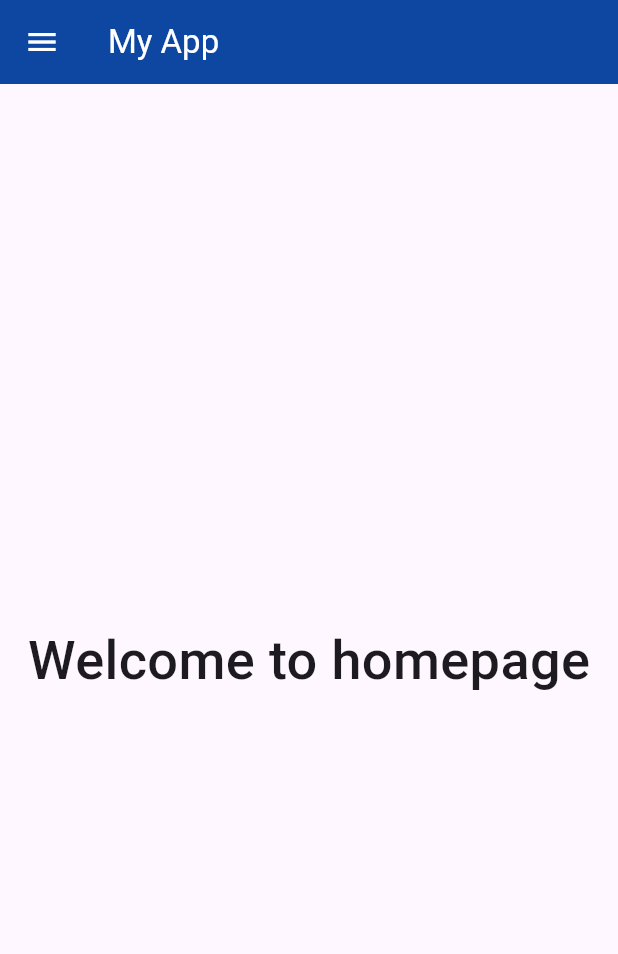
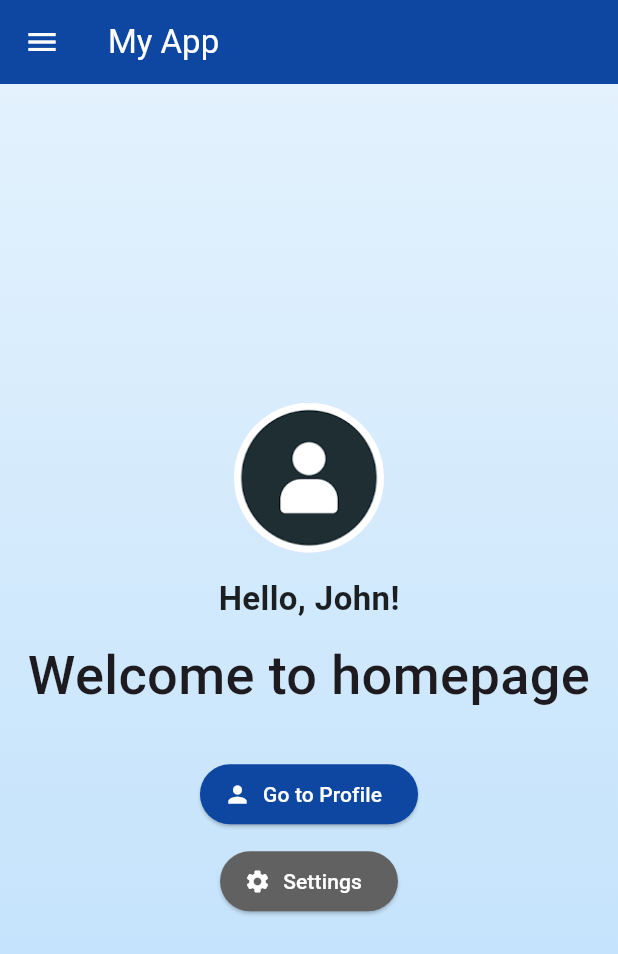
Before and after one commit to faheemnaveed07/drawer_collab, a Flutter app: the screen it shows after launch, on a phone screen of 412 x 824 dp. Shown: the top 954 px of the screen. Run offline on Flutter 3.47's test engine with Material 3 defaults, Android fonts, the phone set to English and light mode, and no system bars.

Commit message:
modified page by haseeb

```diff
--- a/lib/pages/home_page.dart
+++ b/lib/pages/home_page.dart
@@ -1,8 +1,8 @@
 // lib/screens/home_page.dart
 
-import 'package:drawer_ui_collab/model/my_drawer.dart';
 import 'package:flutter/material.dart';
 import '../utils/app_constants.dart';
+import '../model/my_drawer.dart';
 
 class HomePage extends StatelessWidget {
   const HomePage({super.key});
@@ -11,15 +11,71 @@ class HomePage extends StatelessWidget {
   Widget build(BuildContext context) {
     return Scaffold(
       appBar: AppBar(
-        title: const Text(appBarTitle, style: TextStyle(color: appBarTextColor)),
+        title: const Text(
+          appBarTitle,
+          style: TextStyle(color: appBarTextColor),
+        ),
         backgroundColor: primaryColor,
         iconTheme: const IconThemeData(color: appBarTextColor),
       ),
-      drawer:MyDrawer(),
-      body: const Center(
-        child: Text(
-          welcomeText,
-          style: welcomeTextStyle,
+      drawer: const MyDrawer(),
+      body: Container(
+        width: double.infinity,
+        height: double.infinity,
+        decoration: const BoxDecoration(
+          gradient: LinearGradient(
+            colors: [Color(0xFFE3F2FD), Color(0xFFBBDEFB)],
+            begin: Alignment.topCenter,
+            end: Alignment.bottomCenter,
+          ),
+        ),
+        child: Column(
+          mainAxisAlignment: MainAxisAlignment.center,
+          children: [
+            const CircleAvatar(
+              radius: 50,
+              backgroundImage: AssetImage('assets/images/one.png'), // Ensure this image exists
+            ),
+            const SizedBox(height: 15),
+            const Text(
+              'Hello, John!',
+              style: TextStyle(
+                fontSize: 22,
+                fontWeight: FontWeight.bold,
+                color: Colors.black87,
+              ),
+            ),
+            const SizedBox(height: 10),
+            const Text(
+              welcomeText,
+              style: welcomeTextStyle,
+              textAlign: TextAlign.center,
+            ),
+            const SizedBox(height: 30),
+            ElevatedButton.icon(
+              onPressed: () {
+                // Navigator.push(...); // Add navigation
+              },
+              icon: const Icon(Icons.person),
+              label: const Text("Go to Profile"),
+              style: ElevatedButton.styleFrom(
+                backgroundColor: primaryColor,
+                foregroundColor: Colors.white,
+              ),
+            ),
+            const SizedBox(height: 10),
+            ElevatedButton.icon(
+              onPressed: () {
+                // Navigator.push(...); // Add navigation
+              },
+              icon: const Icon(Icons.settings),
+              label: const Text("Settings"),
+              style: ElevatedButton.styleFrom(
+                backgroundColor: Colors.grey[700],
+                foregroundColor: Colors.white,
+              ),
+            ),
+          ],
         ),
       ),
     );
--- a/pubspec.yaml
+++ b/pubspec.yaml
@@ -58,8 +58,8 @@ flutter:
   uses-material-design: true
 
   # To add assets to your application, add an assets section, like this:
-  # assets:
-  #   - images/a_dot_burr.jpeg
+  assets:
+   - assets/images/
   #   - images/a_dot_ham.jpeg
 
   # An image asset can refer to one or more resolution-specific "variants", see
```
Also changed, not shown: assets/images/one.png (added).
